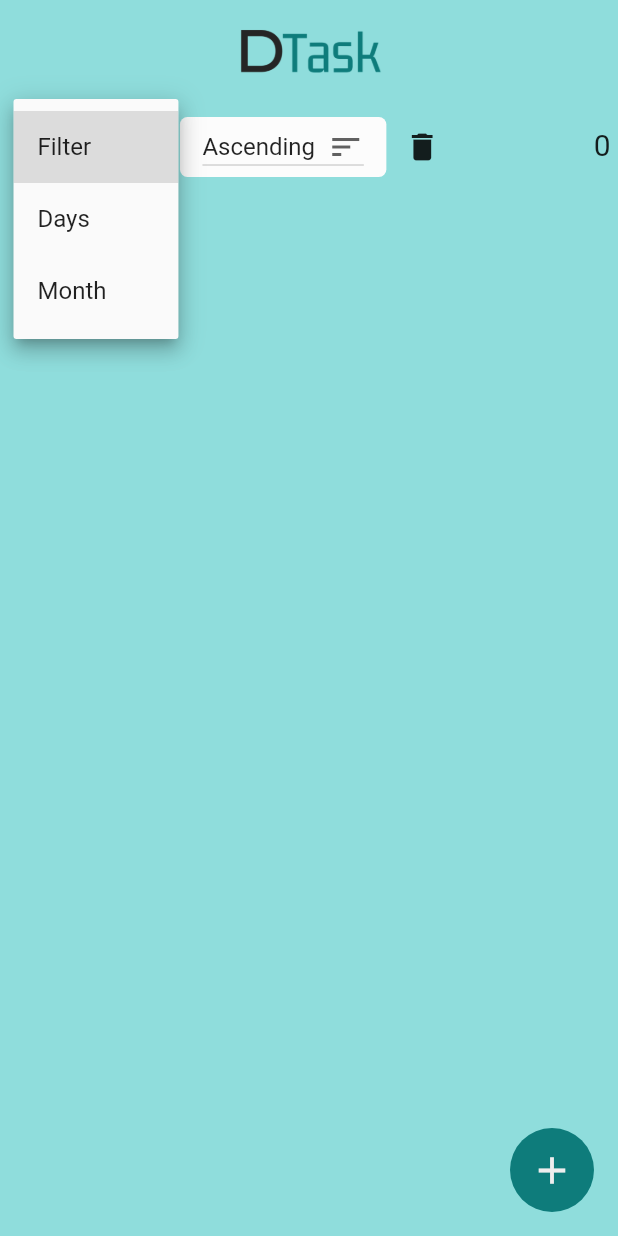
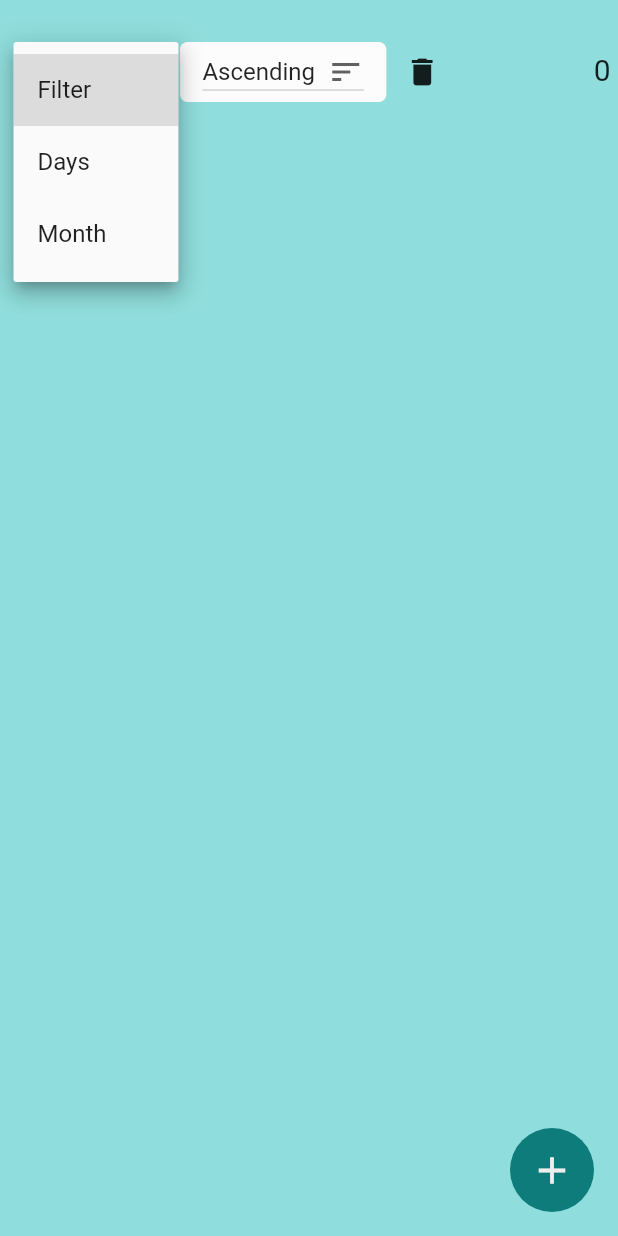
Before and after one commit to Airbornharsh/DTask-app, a Flutter app: the screen it shows after launch, after a tap on "Filter", on a phone screen of 412 x 824 dp. Run offline on Flutter 3.47's test engine with Material 2 defaults, Android fonts, the phone set to English and light mode, and no system bars; our stand-ins replace flutter_native_splash, shared_preferences.

Commit message:
Added App Icon

```diff
--- a/lib/Screen/HomeScreen.dart
+++ b/lib/Screen/HomeScreen.dart
@@ -93,13 +93,14 @@ class _HomeScreenState extends State<HomeScreen> {
             const SizedBox(
               height: 8,
             ),
-            SizedBox(
-              width: MediaQuery.of(context).size.width,
-              child: Image.asset(
-                "lib/assets/DTask_Logo.png",
-                height: 50,
-              ),
-            ),
+            // SizedBox(
+            //   width: MediaQuery.of(context).size.width,
+            //   child: Image.asset(
+            //     "lib/assets/DTask_Upscaled_Logo_New2.png",
+            //     height: 50,
+            //   ),
+            // ),
+
             const SizedBox(
               height: 16,
             ),
--- a/pubspec.yaml
+++ b/pubspec.yaml
@@ -52,7 +52,7 @@ dev_dependencies:
 flutter_icons:
   android: "launcher_icon"
   ios: true
-  image_path: "lib/assets/DTask_Logo.png"
+  image_path: "lib/assets/DTask_Upscaled_Logo_New2.png"
   # adaptive_icon_background: "#e8da1a"
 
   # The "flutter_lints" package below contains a set of recommended lints to
@@ -75,6 +75,10 @@ flutter:
   # To add assets to your application, add an assets section, like this:
   assets:
     - lib/assets/DTask_Logo.png
+    - "lib/assets/DTask_Upscaled_Logo_New1.png"
+    - "lib/assets/DTask_Upscaled_Logo_New2.png"
+    - "lib/assets/DTask_Upscaled_Logo.png"
+    - "lib/assets/DTask_Upscaled_Logo_New.png"
 
   # An image asset can refer to one or more resolution-specific "variants", see
   # https://flutter.dev/assets-and-images/#resolution-aware
```
Also changed, not shown: lib/assets/DTask_Upscaled_Logo.png (added), lib/assets/DTask_Upscaled_Logo_New.png (added), lib/assets/DTask_Upscaled_Logo_New1.png (added), lib/assets/DTask_Upscaled_Logo_New2.png (added), 26 other files.
